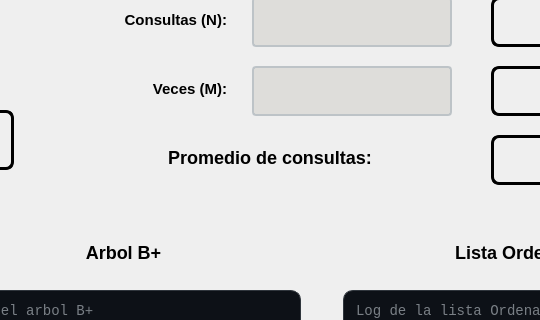
Above: ui/pantallabuscarporcategoria.ui from pablo-mald03/Proyecto-No1-EDD before the change; both pictures show x 489 to 1029 and y 110 to 430 of the 1225 by 810 pixel window. Below: the same form after it.
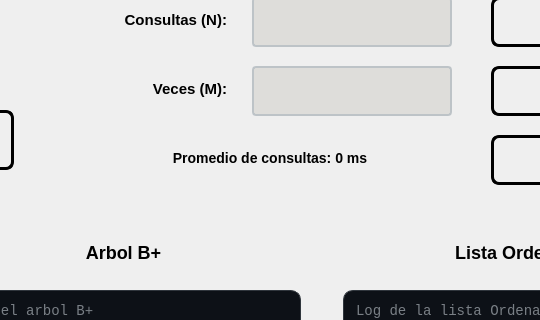
That is the form after the change.

Patch:
```diff
--- a/ui/pantallabuscarporcategoria.ui
+++ b/ui/pantallabuscarporcategoria.ui
@@ -589,7 +589,7 @@
 	stop:0 rgb(0, 0, 0), 
 	stop:1 rgb(8, 2, 48));
 
-  	 font-size: 18px;
+  	 font-size: 14px;
     font-weight: bold;
     font-family: &quot;Segoe UI&quot;, Arial;
     
@@ -601,7 +601,7 @@
 </string>
                  </property>
                  <property name="text">
-                  <string>Promedio de consultas:</string>
+                  <string>Promedio de consultas: 0 ms</string>
                  </property>
                  <property name="alignment">
                   <set>Qt::AlignmentFlag::AlignCenter</set>
```
